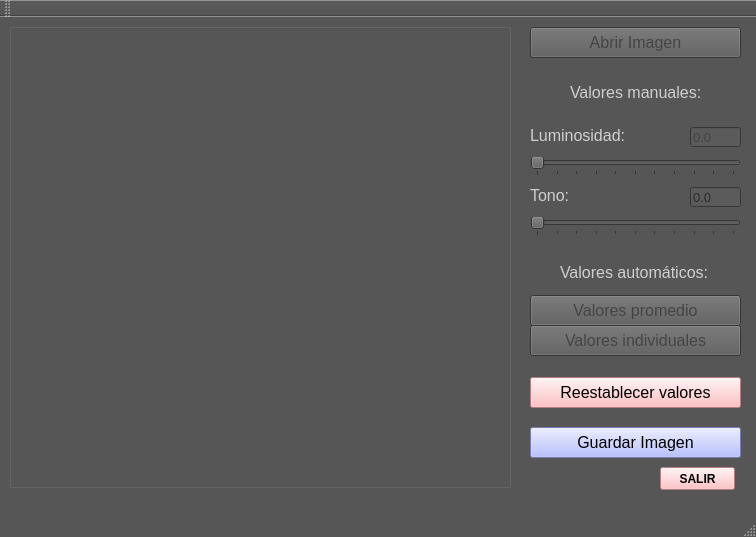
Above: QtGuiApplication3/QtGuiApplication3.ui from irenita/Espectral_II before the change. Below: the same form after it.
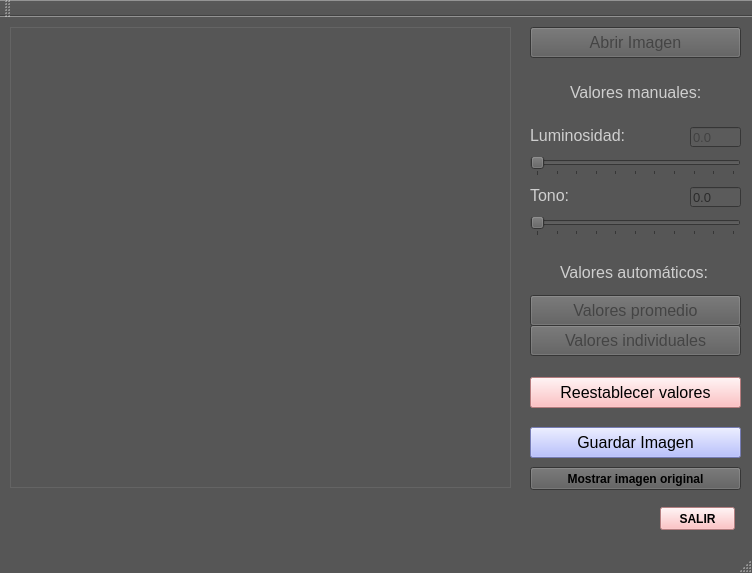
That is the form after the change.

Commit message: Muestra de imagen Original y reinicio de valores

The edit to the form file:
```diff
--- a/QtGuiApplication3/QtGuiApplication3.ui
+++ b/QtGuiApplication3/QtGuiApplication3.ui
@@ -6,8 +6,8 @@
    <rect>
     <x>0</x>
     <y>0</y>
-    <width>756</width>
-    <height>537</height>
+    <width>752</width>
+    <height>573</height>
    </rect>
   </property>
   <property name="palette">
@@ -335,7 +335,7 @@
     <property name="geometry">
      <rect>
       <x>660</x>
-      <y>450</y>
+      <y>490</y>
       <width>75</width>
       <height>23</height>
      </rect>
@@ -1539,6 +1539,165 @@
      <string/>
     </property>
    </widget>
+   <widget class="QLabel" name="label_pic_color">
+    <property name="geometry">
+     <rect>
+      <x>10</x>
+      <y>10</y>
+      <width>501</width>
+      <height>461</height>
+     </rect>
+    </property>
+    <property name="sizePolicy">
+     <sizepolicy hsizetype="Preferred" vsizetype="Preferred">
+      <horstretch>0</horstretch>
+      <verstretch>0</verstretch>
+     </sizepolicy>
+    </property>
+    <property name="frameShape">
+     <enum>QFrame::Box</enum>
+    </property>
+    <property name="text">
+     <string/>
+    </property>
+   </widget>
+   <widget class="QPushButton" name="pushButtonImagenOriginal">
+    <property name="geometry">
+     <rect>
+      <x>530</x>
+      <y>450</y>
+      <width>211</width>
+      <height>23</height>
+     </rect>
+    </property>
+    <property name="palette">
+     <palette>
+      <active>
+       <colorrole role="WindowText">
+        <brush brushstyle="SolidPattern">
+         <color alpha="255">
+          <red>100</red>
+          <green>100</green>
+          <blue>100</blue>
+         </color>
+        </brush>
+       </colorrole>
+       <colorrole role="Button">
+        <brush brushstyle="SolidPattern">
+         <color alpha="255">
+          <red>91</red>
+          <green>91</green>
+          <blue>91</blue>
+         </color>
+        </brush>
+       </colorrole>
+       <colorrole role="Text">
+        <brush brushstyle="SolidPattern">
+         <color alpha="255">
+          <red>188</red>
+          <green>188</green>
+          <blue>188</blue>
+         </color>
+        </brush>
+       </colorrole>
+       <colorrole role="ButtonText">
+        <brush brushstyle="SolidPattern">
+         <color alpha="255">
+          <red>0</red>
+          <green>0</green>
+          <blue>0</blue>
+         </color>
+        </brush>
+       </colorrole>
+      </active>
+      <inactive>
+       <colorrole role="WindowText">
+        <brush brushstyle="SolidPattern">
+         <color alpha="255">
+          <red>100</red>
+          <green>100</green>
+          <blue>100</blue>
+         </color>
+        </brush>
+       </colorrole>
+       <colorrole role="Button">
+        <brush brushstyle="SolidPattern">
+         <color alpha="255">
+          <red>91</red>
+          <green>91</green>
+          <blue>91</blue>
+         </color>
+        </brush>
+       </colorrole>
+       <colorrole role="Text">
+        <brush brushstyle="SolidPattern">
+         <color alpha="255">
+          <red>188</red>
+          <green>188</green>
+          <blue>188</blue>
+         </color>
+        </brush>
+       </colorrole>
+       <colorrole role="ButtonText">
+        <brush brushstyle="SolidPattern">
+         <color alpha="255">
+          <red>0</red>
+          <green>0</green>
+          <blue>0</blue>
+         </color>
+        </brush>
+       </colorrole>
+      </inactive>
+      <disabled>
+       <colorrole role="WindowText">
+        <brush brushstyle="SolidPattern">
+         <color alpha="255">
+          <red>120</red>
+          <green>120</green>
+          <blue>120</blue>
+         </color>
+        </brush>
+       </colorrole>
+       <colorrole role="Button">
+        <brush brushstyle="SolidPattern">
+         <color alpha="255">
+          <red>91</red>
+          <green>91</green>
+          <blue>91</blue>
+         </color>
+        </brush>
+       </colorrole>
+       <colorrole role="Text">
+        <brush brushstyle="SolidPattern">
+         <color alpha="255">
+          <red>120</red>
+          <green>120</green>
+          <blue>120</blue>
+         </color>
+        </brush>
+       </colorrole>
+       <colorrole role="ButtonText">
+        <brush brushstyle="SolidPattern">
+         <color alpha="255">
+          <red>120</red>
+          <green>120</green>
+          <blue>120</blue>
+         </color>
+        </brush>
+       </colorrole>
+      </disabled>
+     </palette>
+    </property>
+    <property name="font">
+     <font>
+      <weight>75</weight>
+      <bold>true</bold>
+     </font>
+    </property>
+    <property name="text">
+     <string>Mostrar imagen original</string>
+    </property>
+   </widget>
   </widget>
   <widget class="QToolBar" name="mainToolBar">
    <attribute name="toolBarArea">
```
Left out of the diff: 2 changed lines with no effect on the pictures. The commit also changes 3 other files.
